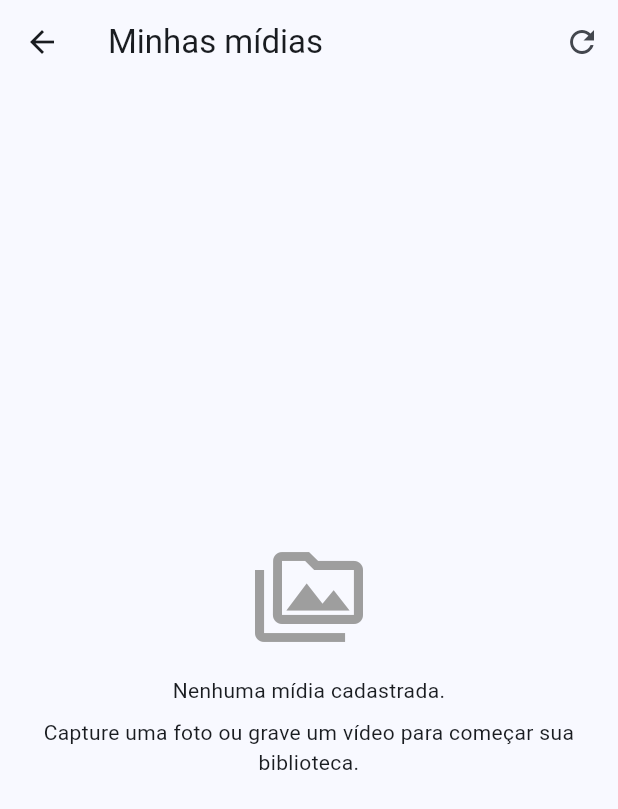
After one commit to christian-marques/tag_photo, a Flutter app: the MediaLibraryPage screen opened directly, after a tap on the "refresh" icon, on a phone screen of 412 x 824 dp. The commit adds this screen. Shown: the top 809 px of the screen. Run offline on Flutter 3.47's test engine with Material 3 defaults, Android fonts, the phone set to English and light mode, and no system bars; our stand-ins replace camera, video_player.

Commit message:
Armazenamento local
É possível salvar fotos localmente. É possível ver as fotos e vídeo na seção da tela inicial "Minhas mídias"

```diff
--- /dev/null
+++ b/lib/core/storage/media_storage.dart
@@ -0,0 +1,144 @@
+
+import 'dart:io';
+
+import 'package:path/path.dart' as p;
+import 'package:path_provider/path_provider.dart';
+import 'package:uuid/uuid.dart';
+
+enum MediaKind {
+  photo,
+  video,
+}
+
+class SavedMedia {
+  const SavedMedia({
+    required this.file,
+    required this.kind,
+  });
+
+  final File file;
+  final MediaKind kind;
+}
+
+class MediaStorage {
+  const MediaStorage();
+
+  static const _uuid = Uuid();
+
+  Future<Directory> get _mediaDirectory async {
+    final appDirectory =
+        await getApplicationDocumentsDirectory();
+
+    final directory = Directory(
+      p.join(
+        appDirectory.path,
+        'media',
+        'originals',
+      ),
+    );
+
+    if (!await directory.exists()) {
+      await directory.create(recursive: true);
+    }
+
+    return directory;
+  }
+
+  Future<File> saveCapturedMedia(
+    String sourcePath, {
+    required MediaKind kind,
+  }) async {
+    final source = File(sourcePath);
+
+    if (!await source.exists()) {
+      throw FileSystemException(
+        'Arquivo original não encontrado.',
+        sourcePath,
+      );
+    }
+
+    final directory = await _mediaDirectory;
+
+    final originalExtension =
+        p.extension(sourcePath).toLowerCase();
+
+    final extension = originalExtension.isNotEmpty
+        ? originalExtension
+        : kind == MediaKind.photo
+            ? '.jpg'
+            : '.mp4';
+
+    final timestamp =
+        DateTime.now().toUtc().microsecondsSinceEpoch;
+
+    final id = _uuid.v4();
+
+    final fileName = '${timestamp}_$id$extension';
+
+    final destination = File(
+      p.join(directory.path, fileName),
+    );
+
+    // Preserva os bytes do arquivo original.
+    await source.copy(destination.path);
+
+    return destination;
+  }
+
+  Future<List<SavedMedia>> getSavedMedia() async {
+    final directory = await _mediaDirectory;
+
+    final files = await directory
+        .list()
+        .where((entity) => entity is File)
+        .cast<File>()
+        .toList();
+
+    final media = <SavedMedia>[];
+
+    const photoExtensions = {
+      '.jpg',
+      '.jpeg',
+      '.png',
+      '.webp',
+      '.heic',
+      '.heif',
+    };
+
+    const videoExtensions = {
+      '.mp4',
+      '.mov',
+      '.m4v',
+      '.3gp',
+    };
+
+    for (final file in files) {
+      final extension =
+          p.extension(file.path).toLowerCase();
+
+      if (photoExtensions.contains(extension)) {
+        media.add(
+          SavedMedia(
+            file: file,
+            kind: MediaKind.photo,
+          ),
+        );
+      } else if (videoExtensions.contains(extension)) {
+        media.add(
+          SavedMedia(
+            file: file,
+            kind: MediaKind.video,
+          ),
+        );
+      }
+    }
+
+    media.sort(
+      (a, b) => p
+          .basename(b.file.path)
+          .compareTo(p.basename(a.file.path)),
+    );
+
+    return media;
+  }
+}
--- /dev/null
+++ b/lib/features/media_library/media_library_page.dart
@@ -0,0 +1,226 @@
+
+import 'package:flutter/material.dart';
+
+import '../../core/storage/media_storage.dart';
+import '../capture/captured_photo_page.dart';
+import '../capture/captured_video_page.dart';
+
+class MediaLibraryPage extends StatefulWidget {
+  const MediaLibraryPage({super.key});
+
+  @override
+  State<MediaLibraryPage> createState() =>
+      _MediaLibraryPageState();
+}
+
+class _MediaLibraryPageState
+    extends State<MediaLibraryPage> {
+  final MediaStorage _storage = const MediaStorage();
+
+  late Future<List<SavedMedia>> _mediaFuture;
+
+  @override
+  void initState() {
+    super.initState();
+
+    _loadMedia();
+  }
+
+  void _loadMedia() {
+    _mediaFuture = _storage.getSavedMedia();
+  }
+
+  void _refresh() {
+    setState(() {
+      _loadMedia();
+    });
+  }
+
+  Future<void> _openMedia(SavedMedia media) async {
+    if (media.kind == MediaKind.photo) {
+      await Navigator.push<void>(
+        context,
+        MaterialPageRoute(
+          builder: (context) => CapturedPhotoPage(
+            photoPath: media.file.path,
+          ),
+        ),
+      );
+    } else {
+      await Navigator.push<void>(
+        context,
+        MaterialPageRoute(
+          builder: (context) => CapturedVideoPage(
+            videoPath: media.file.path,
+          ),
+        ),
+      );
+    }
+  }
+
+  Widget _buildMediaTile(SavedMedia media) {
+    return InkWell(
+      onTap: () => _openMedia(media),
+
+      child: ClipRRect(
+        borderRadius: BorderRadius.circular(8),
+
+        child: Stack(
+          fit: StackFit.expand,
+
+          children: [
+            // Fotos mostram uma miniatura.
+            // Vídeos mostram um ícone temporariamente.
+
+            if (media.kind == MediaKind.photo)
+              Image.file(
+                media.file,
+                fit: BoxFit.cover,
+
+                errorBuilder: (
+                  context,
+                  error,
+                  stackTrace,
+                ) {
+                  return const ColoredBox(
+                    color: Colors.black12,
+
+                    child: Icon(
+                      Icons.broken_image_outlined,
+                    ),
+                  );
+                },
+              )
+            else
+              const ColoredBox(
+                color: Color(0xFF303030),
+
+                child: Center(
+                  child: Icon(
+                    Icons.play_circle_fill,
+                    size: 48,
+                    color: Colors.white,
+                  ),
+                ),
+              ),
+
+            // Identificador do tipo de mídia.
+
+            Positioned(
+              top: 6,
+              right: 6,
+
+              child: Icon(
+                media.kind == MediaKind.video
+                    ? Icons.videocam
+                    : Icons.photo_camera,
+
+                color: Colors.white,
+
+                shadows: const [
+                  Shadow(
+                    color: Colors.black87,
+                    blurRadius: 8,
+                  ),
+                ],
+              ),
+            ),
+          ],
+        ),
+      ),
+    );
+  }
+
+  @override
+  Widget build(BuildContext context) {
+    return Scaffold(
+      appBar: AppBar(
+        title: const Text('Minhas mídias'),
+
+        actions: [
+          IconButton(
+            tooltip: 'Atualizar biblioteca',
+            onPressed: _refresh,
+            icon: const Icon(Icons.refresh),
+          ),
+        ],
+      ),
+
+      body: FutureBuilder<List<SavedMedia>>(
+        future: _mediaFuture,
+
+        builder: (context, snapshot) {
+          if (snapshot.hasError) {
+            return Center(
+              child: Text(
+                'Erro ao carregar mídias:\n'
+                '${snapshot.error}',
+                textAlign: TextAlign.center,
+              ),
+            );
+          }
+
+          if (!snapshot.hasData) {
+            return const Center(
+              child: CircularProgressIndicator(),
+            );
+          }
+
+          final media = snapshot.data!;
+
+          if (media.isEmpty) {
+            return const Center(
+              child: Padding(
+                padding: EdgeInsets.all(24),
+
+                child: Column(
+                  mainAxisSize: MainAxisSize.min,
+
+                  children: [
+                    Icon(
+                      Icons.perm_media_outlined,
+                      size: 72,
+                      color: Colors.grey,
+                    ),
+
+                    SizedBox(height: 16),
+
+                    Text(
+                      'Nenhuma mídia cadastrada.',
+                      textAlign: TextAlign.center,
+                    ),
+
+                    SizedBox(height: 8),
+
+                    Text(
+                      'Capture uma foto ou grave um vídeo '
+                      'para começar sua biblioteca.',
+                      textAlign: TextAlign.center,
+                    ),
+                  ],
+                ),
+              ),
+            );
+          }
+
+          return GridView.builder(
+            padding: const EdgeInsets.all(8),
+
+            gridDelegate:
+                const SliverGridDelegateWithFixedCrossAxisCount(
+              crossAxisCount: 3,
+              crossAxisSpacing: 6,
+              mainAxisSpacing: 6,
+            ),
+
+            itemCount: media.length,
+
+            itemBuilder: (context, index) {
+              return _buildMediaTile(media[index]);
+            },
+          );
+        },
+      ),
+    );
+  }
+}
--- a/pubspec.yaml
+++ b/pubspec.yaml
@@ -36,6 +36,9 @@ dependencies:
   cupertino_icons: ^1.0.8
   camera: ^0.12.1
   video_player: ^2.14.0
+  path_provider: ^2.1.6
+  path: ^1.9.1
+  uuid: ^4.6.0
 
 dev_dependencies:
   flutter_test:
```
Also changed, not shown: lib/features/capture/camera_page.dart (+43 -17 lines), lib/main.dart (+27 -0 lines), pubspec.lock, 1 other file.
